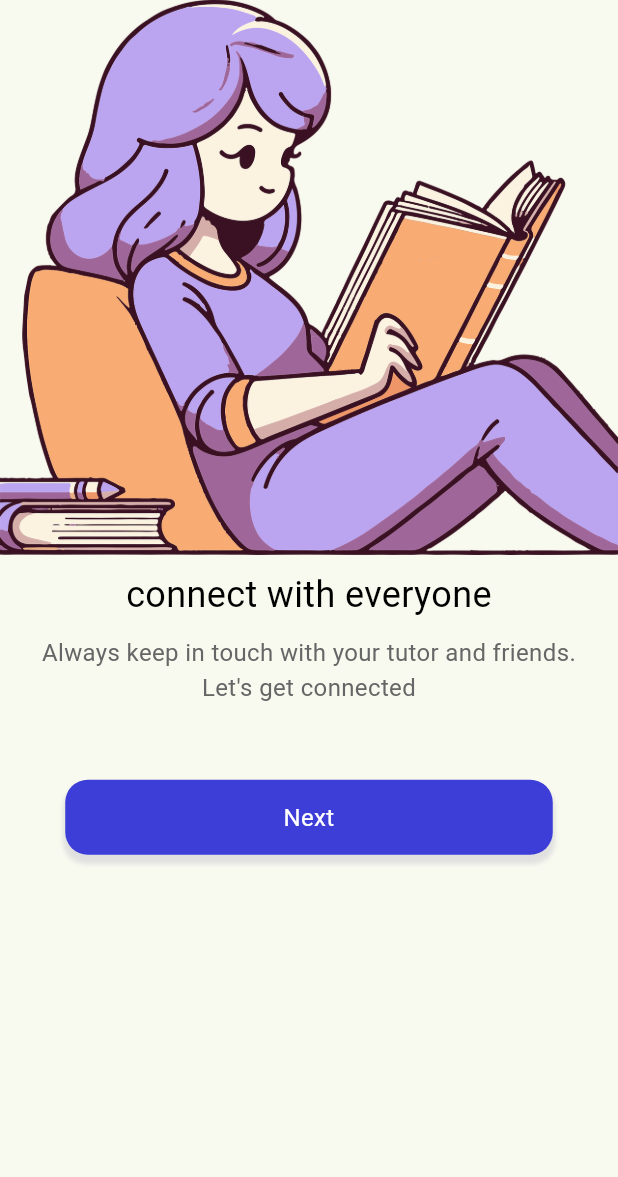
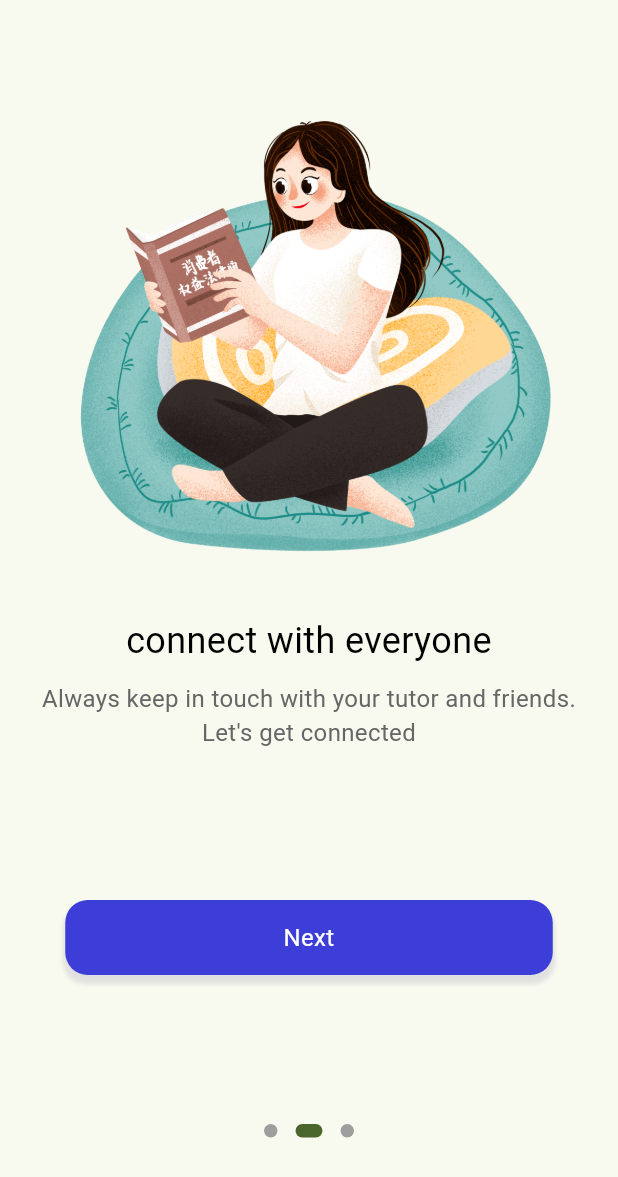
Before and after one commit to Ukeshgit/learning_app, a Flutter app: the screen it shows after launch, swiped to page 2, on a phone screen of 412 x 824 dp. Shown: the top 1177 px of the screen. Run offline on Flutter 3.47's test engine with Material 3 defaults, Android fonts, the phone set to English and light mode, and no system bars; drawn by our look-alikes of dots_indicator; our stand-ins replace flutter_riverpod, flutter_screenutil, flutter_svg.

Commit message:
modify:welcome page

```diff
--- a/lib/app/welcome/view/screen/welcome_screen.dart
+++ b/lib/app/welcome/view/screen/welcome_screen.dart
@@ -1,19 +1,40 @@
+import 'package:dots_indicator/dots_indicator.dart';
 import 'package:flutter/material.dart';
+import 'package:flutter_riverpod/flutter_riverpod.dart';
+import 'package:flutter_screenutil/flutter_screenutil.dart';
 import 'package:flutter_svg/flutter_svg.dart';
 import 'package:learner/app/welcome/view/widgets/widget.dart';
 import 'package:learner/common/widgets/text_widgets.dart';
 
-class WelcomeScreen extends StatelessWidget {
+final indexProvider = StateProvider<int>((ref) {
+  return 0;
+});
+
+class WelcomeScreen extends ConsumerWidget {
   WelcomeScreen({super.key});
-  PageController controller = PageController();
+
+  final PageController controller = PageController();
 
   @override
-  Widget build(BuildContext context) {
-    return Scaffold(
+  Widget build(BuildContext context, WidgetRef ref) {
+    final index = ref.watch(indexProvider);
+
+    return Container(
+      color: Colors.white,
+      child: SafeArea(
+        child: Scaffold(
           body: Stack(
+            alignment: Alignment.topCenter,
             children: [
+              //for showing three welcome screen
               Container(
+                margin: EdgeInsets.only(top: 50),
                 child: PageView(
+                  onPageChanged: (value) {
+                    print("Onchanged value is :$value");
+
+                    ref.read(indexProvider.notifier).state = value;
+                  },
                   controller: controller,
                   children: [
                     //first page
@@ -44,9 +65,24 @@ class WelcomeScreen extends StatelessWidget {
                   ],
                 ),
               ),
-
-          // Positioned(bottom: 50, child: Text("Widget One")),
+              //for showing dots indicator
+              Positioned(
+                bottom: 50.h,
+                child: DotsIndicator(
+                  dotsCount: 3,
+                  position: index.toDouble(),
+                  decorator: DotsDecorator(
+                    size: const Size.square(9.0),
+                    activeSize: const Size(18.0, 9.0),
+                    activeShape: RoundedRectangleBorder(
+                      borderRadius: BorderRadius.circular(5.sp),
+                    ),
+                  ),
+                ),
+              ),
             ],
+          ),
+        ),
       ),
     );
   }
--- a/lib/app/welcome/view/widgets/widget.dart
+++ b/lib/app/welcome/view/widgets/widget.dart
@@ -11,7 +11,7 @@ Widget appOnBoardingPage(
 }) {
   return Column(
     children: [
-      Image.asset(imagepath, fit: BoxFit.cover),
+      Image.asset(imagepath, fit: BoxFit.cover, height: 350),
       Container(
         margin: EdgeInsets.only(top: 10, left: 16, right: 16),
         child: text24Normal(text: title),
@@ -33,19 +33,24 @@ Widget _nextbutton(double index, PageController controller) {
         controller.animateToPage(
           index.toInt(),
           duration: Duration(milliseconds: 300),
-          curve: Curves.bounceIn,
+          curve: Curves.linear,
         );
       }
       print("Tapped");
       print("Index is $index");
     },
     child: Container(
-      margin: EdgeInsets.only(top: 50),
+      margin: EdgeInsets.only(top: 100),
       height: 50,
       width: 325,
 
       decoration: appBoxShadow(),
-      child: Center(child: text16Normal(text: "Next", color: Colors.white)),
+      child: Center(
+        child: text16Normal(
+          text: index == 3 ? "Get Started" : "Next",
+          color: Colors.white,
+        ),
+      ),
     ),
   );
 }
--- a/lib/main.dart
+++ b/lib/main.dart
@@ -1,5 +1,6 @@
 import 'package:flutter/material.dart';
 import 'package:flutter_riverpod/flutter_riverpod.dart';
+import 'package:flutter_screenutil/flutter_screenutil.dart';
 import 'package:learner/app/welcome/view/screen/welcome_screen.dart';
 
 void main() {
@@ -7,19 +8,25 @@ void main() {
 }
 
 class MyApp extends StatelessWidget {
-  const MyApp({super.key});
+  MyApp({super.key});
 
   @override
   Widget build(BuildContext context) {
-    return MaterialApp(
-      debugShowCheckedModeBanner: false,
-      title: 'Flutter Demo',
-      theme: ThemeData(
-        colorScheme: ColorScheme.fromSeed(
-          seedColor: Colors.lightGreen,
-        ), //background halka greenish vayo hernu app ma),
-      ),
-      home: WelcomeScreen(),
+    return ScreenUtilInit(
+      designSize: const Size(360, 690), // Replace with your design size
+      minTextAdapt: true,
+      splitScreenMode: true,
+      builder: (context, child) {
+        return MaterialApp(
+          debugShowCheckedModeBanner: false,
+          title: 'Flutter Demo',
+          theme: ThemeData(
+            colorScheme: ColorScheme.fromSeed(seedColor: Colors.lightGreen),
+          ),
+          home: child,
+        );
+      },
+      child: WelcomeScreen(), // Your initial screen
     );
   }
 }
--- a/pubspec.yaml
+++ b/pubspec.yaml
@@ -13,6 +13,8 @@ dependencies:
   cupertino_icons: ^1.0.8
   flutter_riverpod: ^2.6.1
   flutter_svg: ^2.1.0
+  dots_indicator: ^4.0.1
+  flutter_screenutil: ^5.9.3
 
 dev_dependencies:
   flutter_test:
```
Also changed, not shown: assets/images/reading2.png, pubspec.lock. Lines whose indentation alone changed are shown as unchanged.
